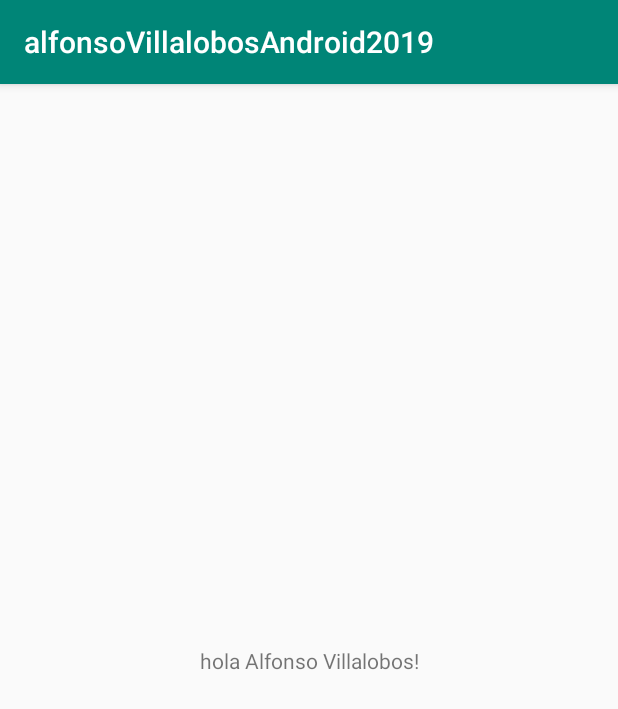
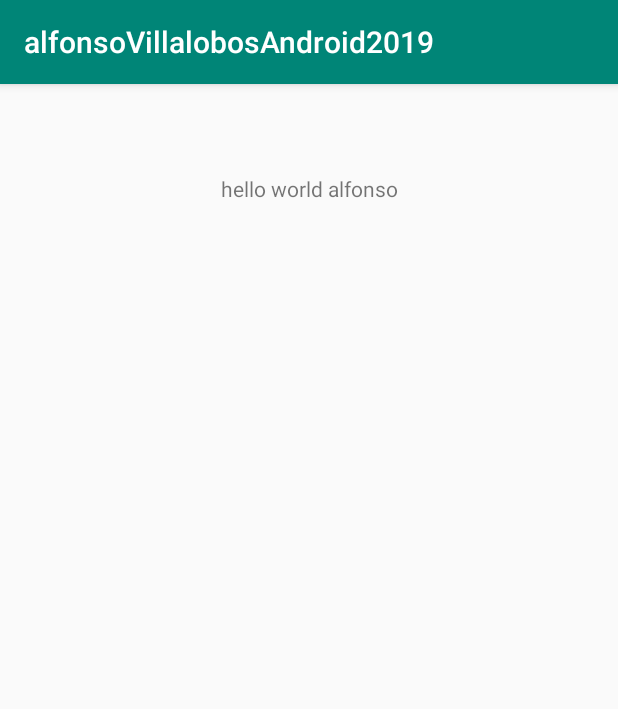
Before and after one commit to alfonsocv12/Alfonso_VIllalobos_android2019, an Android app: the screen it shows after launch (MainActivity), on a phone screen of 412 x 824 dp. Shown: the top 709 px of the screen. Run offline under Robolectric (Android 15) with nearby library versions, the phone set to English and light mode, and no system bars.

Commit message:
se cambio al mensaje adecuado

```diff
--- a/app/src/main/res/layout/activity_main.xml
+++ b/app/src/main/res/layout/activity_main.xml
@@ -10,10 +10,11 @@
     <TextView
             android:layout_width="wrap_content"
             android:layout_height="wrap_content"
-            android:text="hola Alfonso Villalobos!"
+            android:text="@string/hello"
             app:layout_constraintBottom_toBottomOf="parent"
             app:layout_constraintLeft_toLeftOf="parent"
             app:layout_constraintRight_toRightOf="parent"
-            app:layout_constraintTop_toTopOf="parent"/>
+            app:layout_constraintTop_toTopOf="parent"
+            app:layout_constraintVertical_bias="0.07999998"/>
 
 </androidx.constraintlayout.widget.ConstraintLayout>
--- a/app/src/main/res/values/strings.xml
+++ b/app/src/main/res/values/strings.xml
@@ -1,3 +1,4 @@
 <resources>
     <string name="app_name">alfonsoVillalobosAndroid2019</string>
+    <string name="hello">hello world alfonso</string>
 </resources>
```
